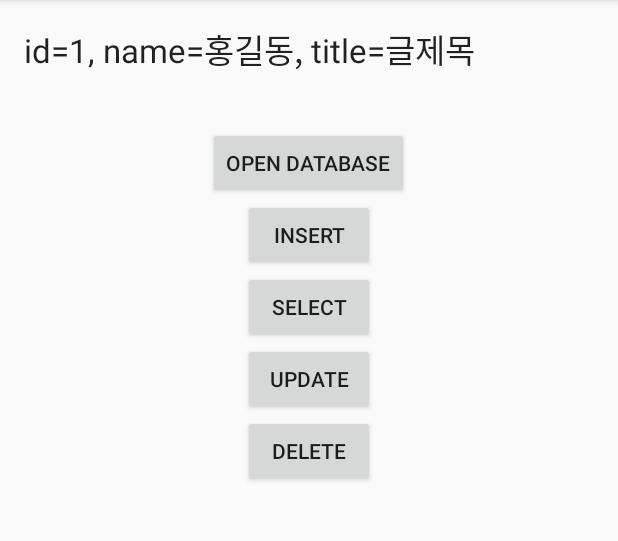
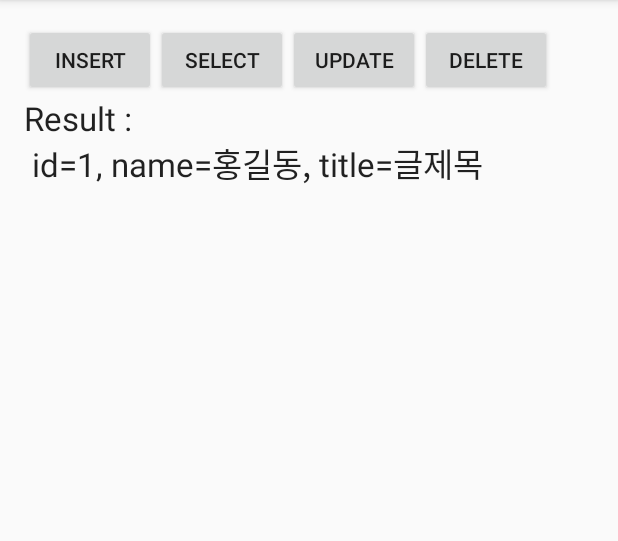
Before and after one commit to haru02/SqliteBasic, an Android app: the screen it shows after launch (MainActivity), after a tap on "SELECT", on a phone screen of 412 x 824 dp, the part 84-625 px from its top. Run offline under Robolectric (Android 15) with nearby library versions, the phone set to English and light mode, and no system bars.

Commit message:
MainActivity 수정

```diff
--- a/app/src/main/java/com/kodonho/android/sqlitebasic_sqlitedatabse/MainActivity.java
+++ b/app/src/main/java/com/kodonho/android/sqlitebasic_sqlitedatabse/MainActivity.java
@@ -21,11 +21,6 @@ public class MainActivity extends AppCompatActivity {
     TextView result;
 
     Button openDatabase;
-    Button btnInsert;
-    Button btnSelect;
-    Button btnUpdate;
-    Button btnDelete;
-
     SQLiteDatabase db;
 
     @Override
@@ -33,65 +28,79 @@ public class MainActivity extends AppCompatActivity {
         super.onCreate(savedInstanceState);
         setContentView(R.layout.activity_main);
         init();
+    }
 
-        openDatabase.setOnClickListener(new View.OnClickListener() {
-            @Override
-            public void onClick(View v) {
-                // 데이터베이스를 연결하는 Api
-                db = SQLiteDatabase.openDatabase(getFullpath("sqlite.db"),null,0);
-                // 0: 쓰기가능 1: read only
-            }
-        });
-
-        btnInsert.setOnClickListener(new View.OnClickListener() {
-            @Override
-            public void onClick(View v) {
-                if(db != null){
+    public void onInsert(View v) {
+        SQLiteDatabase db = null;
+        try {
+            db = openDatabase();
+            if (db != null) {
                 // 쿼리를 실행해준다. select 문을 제외한 모든 쿼리에 사용
                 db.execSQL("insert into bbs(no,name,title) values(1,'홍길동','글제목')");
-                    // 쿼리를 실행 후 결과값을 Cursor 리턴해 준다 즉... select문에 사용
-                    //db.rawQuery("",null);
+            }
+        }catch (Exception e){
+            e.printStackTrace();
+        }finally {
+            try {
+                if (db != null) db.close();
+            }catch(Exception e){
+                e.printStackTrace();
             }
         }
-        });
+    }
 
-        btnSelect.setOnClickListener(new View.OnClickListener() {
-            @Override
-            public void onClick(View v) {
-                if(db !=null){
-                    Cursor cursor = db.rawQuery("select * from bbs",null);
-                    while(cursor.moveToNext()){
+    // 데이터베이스를 연결하는 Api
+    public SQLiteDatabase openDatabase() {
+        return SQLiteDatabase.openDatabase(getFullpath("sqlite.db"), null, 0); // 0: 쓰기가능 1: read only
+    }
+
+    public void onSelect(View v) {
+        SQLiteDatabase db = null;
+        Cursor cursor = null;
+        try {
+            db = openDatabase();
+            if (db != null) {
+                cursor = db.rawQuery("select * from bbs order by no", null);
+                while (cursor.moveToNext()) {
                     int idx = cursor.getColumnIndex("no"); // 컬럼명에 해당하는 순서를 가져온다
                     String id = cursor.getString(idx); // 순서로 컬럼을 가져온다
                     idx = cursor.getColumnIndex("name");
                     String name = cursor.getString(idx);
                     idx = cursor.getColumnIndex("title");
                     String title = cursor.getString(idx);
-
-                        result.setText("id="+id+", name="+name+", title="+title);
+                    String temp = result.getText().toString();
+                    result.setText(temp + "\n id=" + id + ", name=" + name + ", title=" + title);
+                }
+            }
+        }catch (Exception e){
+            e.printStackTrace();
+        }finally {
+            try {
+                if (cursor != null) cursor.close();
+                if (db != null) db.close();
+            }catch(Exception e){
+                e.printStackTrace();
             }
         }
     }
-        });
-
-    }
 
     private void init(){
+        // 파일이 있으면 덮어쓰지 않는다
+        File file = new File(getFullpath("sqlite.db"));
+        if(!file.exists())
             assetToDisk("sqlite.db");
 
         result = (TextView) findViewById(R.id.textView);
-        openDatabase = (Button) findViewById(R.id.btnOpen);
-        btnInsert = (Button) findViewById(R.id.btnInsert);
-        btnSelect = (Button) findViewById(R.id.btnSelect);
-        btnUpdate = (Button) findViewById(R.id.btnUpdate);
-        btnDelete = (Button) findViewById(R.id.btnDelete);
     }
 
     // 파일이름을 입력하면 내장 디렉토리에 있는 파일의 전체경로를 리턴해준다
     public String getFullpath(String fileName){
+        // internal 디렉토리중 files 디렉토리의 경로를 가져온다
         return getFilesDir().getAbsolutePath() + File.separator + fileName;
     }
 
+    // assets 에 있는 파일을 쓰기가능한 disk 디렉토리로 복사한다
+    // 안드로이드 internal Disk 는 cache, files 등 쓰기가능한 폴더가 정해져 있다
     public void assetToDisk(String fileName){
         InputStream is = null;
         BufferedInputStream bis = null;
@@ -106,11 +115,7 @@ public class MainActivity extends AppCompatActivity {
             is = manager.open(fileName);
             bis = new BufferedInputStream(is);
             // 2. 저장할 위치에 파일이 없으면 생성한다
-
-
             String targetFile = getFullpath(fileName);
-
-
             File file = new File(targetFile);
             if (!file.exists()) {
                 file.createNewFile();
--- a/app/src/main/res/layout/activity_main.xml
+++ b/app/src/main/res/layout/activity_main.xml
@@ -12,43 +12,40 @@
     <Button
         android:layout_width="wrap_content"
         android:layout_height="wrap_content"
-        android:text="Open Database"
-        android:id="@+id/btnOpen"
-        android:layout_marginTop="35dp"
-        android:layout_below="@+id/textView"
-        android:layout_centerHorizontal="true" />
-
-    <Button
-        android:layout_width="wrap_content"
-        android:layout_height="wrap_content"
         android:text="insert"
         android:id="@+id/btnInsert"
-        android:layout_below="@+id/btnOpen"
-        android:layout_centerHorizontal="true" />
+        android:onClick="onInsert"
+        android:layout_alignParentTop="true"
+        android:layout_alignParentLeft="true"
+        android:layout_alignParentStart="true" />
 
     <Button
         android:layout_width="wrap_content"
         android:layout_height="wrap_content"
         android:text="select"
         android:id="@+id/btnSelect"
-        android:layout_below="@+id/btnInsert"
-        android:layout_centerHorizontal="true" />
+        android:onClick="onSelect"
+        android:layout_alignTop="@+id/btnInsert"
+        android:layout_toRightOf="@+id/btnInsert"
+        android:layout_toEndOf="@+id/btnInsert" />
 
     <Button
         android:layout_width="wrap_content"
         android:layout_height="wrap_content"
         android:text="update"
         android:id="@+id/btnUpdate"
-        android:layout_below="@+id/btnSelect"
-        android:layout_centerHorizontal="true" />
+        android:layout_alignTop="@+id/btnSelect"
+        android:layout_toRightOf="@+id/btnSelect"
+        android:layout_toEndOf="@+id/btnSelect" />
 
     <Button
         android:layout_width="wrap_content"
         android:layout_height="wrap_content"
         android:text="Delete"
         android:id="@+id/btnDelete"
-        android:layout_below="@+id/btnUpdate"
-        android:layout_centerHorizontal="true" />
+        android:layout_alignTop="@+id/btnUpdate"
+        android:layout_toRightOf="@+id/btnUpdate"
+        android:layout_toEndOf="@+id/btnUpdate" />
 
     <TextView
         android:layout_width="match_parent"
@@ -56,8 +53,7 @@
         android:textAppearance="?android:attr/textAppearanceLarge"
         android:text="Result :"
         android:id="@+id/textView"
-        android:layout_alignParentTop="true"
-        android:layout_alignParentLeft="true"
-        android:layout_alignParentStart="true" />
+        android:layout_below="@+id/btnDelete"
+        android:layout_centerHorizontal="true" />
 
 </RelativeLayout>
```
Lines whose indentation alone changed are shown as unchanged.
